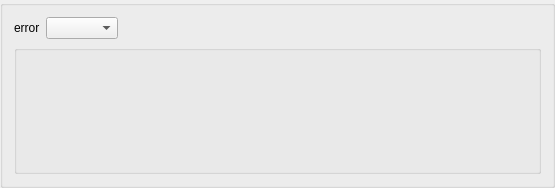
Above: rare/ui/components/tabs/settings/widgets/overlay.ui from RareDevs/Rare before the change. Below: the same form after it.
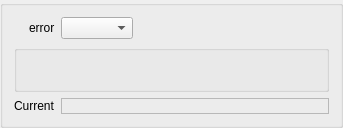
That is the form after the change.

Commit message: OverlaySettings: add form field to display the current env variable value

```diff
--- a/rare/ui/components/tabs/settings/widgets/overlay.ui
+++ b/rare/ui/components/tabs/settings/widgets/overlay.ui
@@ -6,8 +6,8 @@
    <rect>
     <x>0</x>
     <y>0</y>
-    <width>555</width>
-    <height>188</height>
+    <width>343</width>
+    <height>119</height>
    </rect>
   </property>
   <property name="windowTitle">
@@ -16,7 +16,10 @@
   <property name="title">
    <string notr="true"/>
   </property>
-  <layout class="QGridLayout" name="main_layout">
+  <layout class="QFormLayout" name="main_layout">
+   <property name="labelAlignment">
+    <set>Qt::AlignmentFlag::AlignRight|Qt::AlignmentFlag::AlignTrailing|Qt::AlignmentFlag::AlignVCenter</set>
+   </property>
    <item row="0" column="0">
     <widget class="QLabel" name="overlay_state_label">
      <property name="sizePolicy">
@@ -30,7 +33,7 @@
      </property>
     </widget>
    </item>
-   <item row="0" column="1" colspan="2">
+   <item row="0" column="1">
     <widget class="QComboBox" name="overlay_state_combo">
      <property name="sizePolicy">
       <sizepolicy hsizetype="Maximum" vsizetype="Fixed">
@@ -40,7 +43,45 @@
      </property>
     </widget>
    </item>
-   <item row="2" column="0" colspan="3">
+   <item row="2" column="0">
+    <widget class="QLabel" name="current_value_label">
+     <property name="text">
+      <string>Current</string>
+     </property>
+    </widget>
+   </item>
+   <item row="2" column="1">
+    <widget class="QLabel" name="current_value_info">
+     <property name="minimumSize">
+      <size>
+       <width>1</width>
+       <height>0</height>
+      </size>
+     </property>
+     <property name="font">
+      <font/>
+     </property>
+     <property name="frameShape">
+      <enum>QFrame::Shape::StyledPanel</enum>
+     </property>
+     <property name="frameShadow">
+      <enum>QFrame::Shadow::Sunken</enum>
+     </property>
+     <property name="text">
+      <string notr="true"/>
+     </property>
+     <property name="textFormat">
+      <enum>Qt::TextFormat::PlainText</enum>
+     </property>
+     <property name="wordWrap">
+      <bool>true</bool>
+     </property>
+     <property name="textInteractionFlags">
+      <set>Qt::TextInteractionFlag::LinksAccessibleByMouse|Qt::TextInteractionFlag::TextSelectableByMouse</set>
+     </property>
+    </widget>
+   </item>
+   <item row="1" column="0" colspan="2">
     <widget class="QGroupBox" name="options_group">
      <property name="title">
       <string notr="true"/>
```
Left out of the diff: 2 changed lines with no effect on the pictures. The commit also changes 2 other files.
